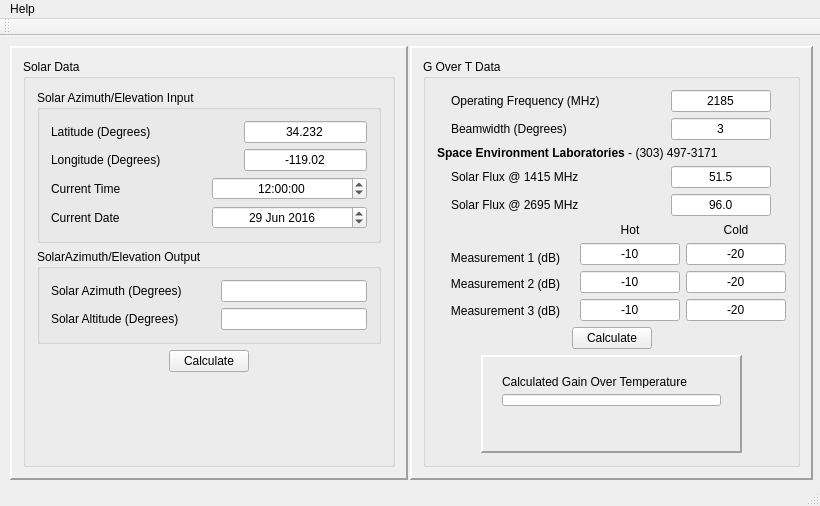
Old version of the form mainwindow.ui in the repository RaidenV/Got.
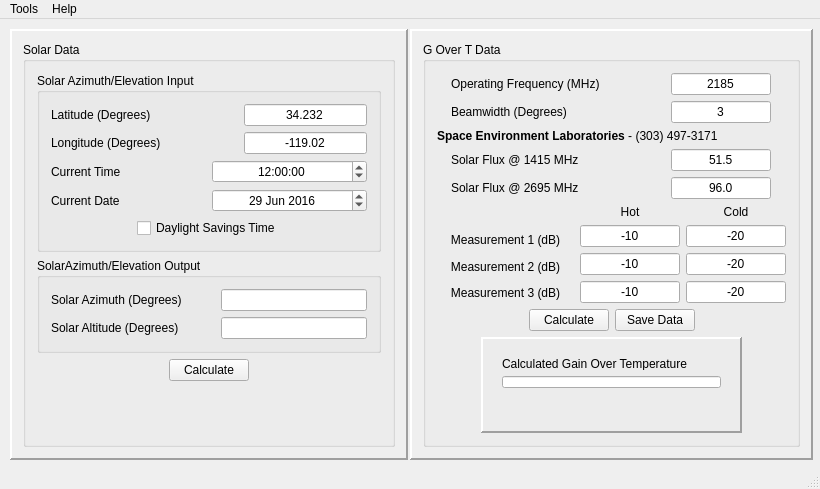
New version of the form.

Commit message: Made modifcations to SolarCalc to prevent implicit int casts.  Added Save functionality and OptionsMenu.  Implemented log output.

The edit to the form file:
```diff
--- a/mainwindow.ui
+++ b/mainwindow.ui
@@ -7,7 +7,7 @@
     <x>0</x>
     <y>0</y>
     <width>820</width>
-    <height>506</height>
+    <height>489</height>
    </rect>
   </property>
   <property name="windowTitle">
@@ -20,13 +20,13 @@
       <x>10</x>
       <y>10</y>
       <width>398</width>
-      <height>434</height>
+      <height>431</height>
      </rect>
     </property>
     <property name="minimumSize">
      <size>
       <width>0</width>
-      <height>434</height>
+      <height>431</height>
      </size>
     </property>
     <property name="toolTip">
@@ -194,6 +194,13 @@
                </item>
               </layout>
              </item>
+             <item row="1" column="0" alignment="Qt::AlignHCenter|Qt::AlignVCenter">
+              <widget class="QCheckBox" name="checkBoxIsDaylightSavings">
+               <property name="text">
+                <string>Daylight Savings Time</string>
+               </property>
+              </widget>
+             </item>
             </layout>
            </widget>
           </item>
@@ -337,7 +344,7 @@
       <x>410</x>
       <y>10</y>
       <width>403</width>
-      <height>434</height>
+      <height>431</height>
      </rect>
     </property>
     <property name="toolTip">
@@ -732,6 +739,13 @@
             </property>
            </widget>
           </item>
+          <item>
+           <widget class="QPushButton" name="pushButtonSave">
+            <property name="text">
+             <string>Save Data</string>
+            </property>
+           </widget>
+          </item>
           <item>
            <spacer name="horizontalSpacer_7">
             <property name="orientation">
@@ -853,16 +867,15 @@
     <addaction name="actionHowTo"/>
     <addaction name="actionAbout"/>
    </widget>
+   <widget class="QMenu" name="menuTools">
+    <property name="title">
+     <string>Tools</string>
+    </property>
+    <addaction name="actionOptions"/>
+   </widget>
+   <addaction name="menuTools"/>
    <addaction name="menuHelp"/>
   </widget>
-  <widget class="QToolBar" name="mainToolBar">
-   <attribute name="toolBarArea">
-    <enum>TopToolBarArea</enum>
-   </attribute>
-   <attribute name="toolBarBreak">
-    <bool>false</bool>
-   </attribute>
-  </widget>
   <widget class="QStatusBar" name="statusBar"/>
   <action name="actionHowTo">
    <property name="text">
```
Left out of the diff: 8 changed lines with no effect on the pictures. The commit also changes 10 other files.
